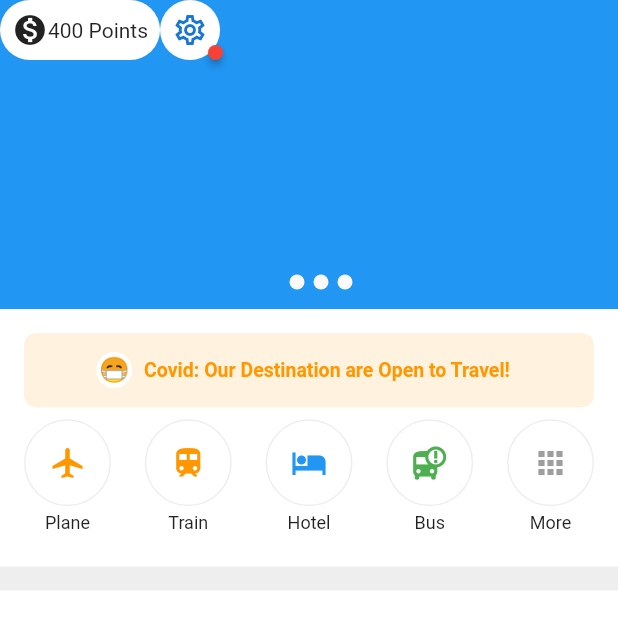
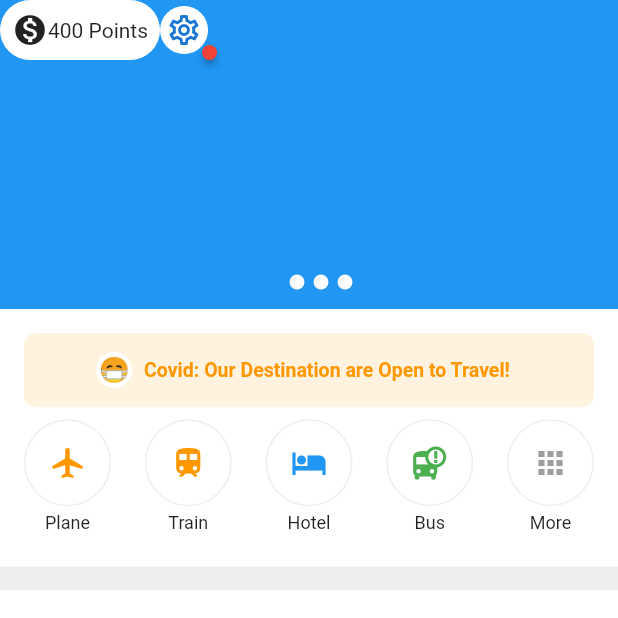
Before and after one commit to JAICHANGPARK/flutter_notebook_11th_story, a Flutter app: the screen it shows after launch, on a phone screen of 412 x 824 dp, the top half of it. Run offline on Flutter 3.47's test engine with Material 2 defaults, Android fonts, the phone set to English and light mode, and no system bars; drawn by our look-alikes of badges; our stand-ins replace backdrop, flutter_inner_drawer, flutter_slidable, flutter_swiper, google_fonts.

Commit message:
Update ticket_booking_home_page.dart

```diff
--- a/lib/ep710_ticket_booking_app/ticket_booking_home_page.dart
+++ b/lib/ep710_ticket_booking_app/ticket_booking_home_page.dart
@@ -60,14 +60,12 @@ class _TicketBookingHomePageState extends State<TicketBookingHomePage> {
                                 ),
                               ),
                               CircleAvatar(
+                                radius: 16,
                                 backgroundColor: Colors.white,
-                                child: Padding(
-                                  padding: const EdgeInsets.all(8.0),
-                                  child: Badge(
-                                    child: Icon(Icons.settings_outlined),
-                                    position: BadgePosition.bottomEnd(),
-                                    padding: EdgeInsets.all(5.0),
-                                  ),
+                                child: Badge(
+                                  child: Icon(Icons.settings_outlined),
+                                  position: BadgePosition.bottomEnd(),
+                                  padding: EdgeInsets.all(5.0),
                                 ),
                               )
                             ],
```
